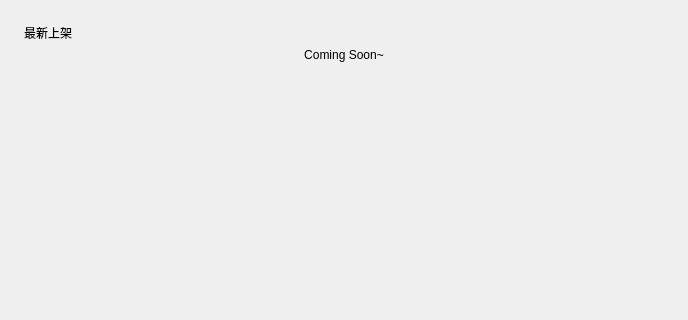
Before: the Qt Designer form view/pp/latests.ui in yhlhoh/Class-Widgets, drawn with Qt 5; both pictures show x 0 to 688 and y 0 to 320 of the 688 by 713 pixel window.
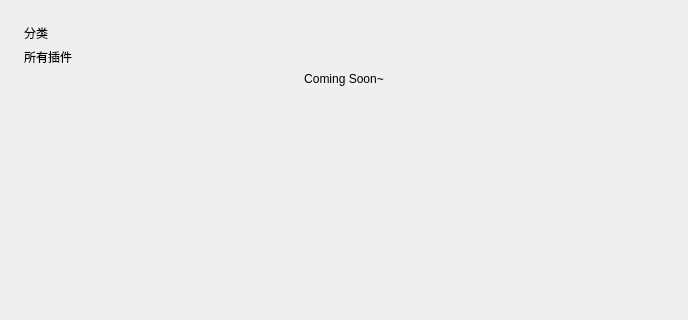
After: the same form once the commit is applied. Custom widgets are drawn as their Qt base class.

Commit message: feat: recommend plugins page for plugin plaza

What changed in the file:
```diff
--- a/view/pp/latests.ui
+++ b/view/pp/latests.ui
@@ -67,14 +67,21 @@
          <item>
           <widget class="TitleLabel" name="TitleLabel">
            <property name="text">
-            <string>最新上架</string>
+            <string>分类</string>
            </property>
           </widget>
          </item>
         </layout>
        </item>
        <item>
-        <layout class="QGridLayout" name="rec_plugin_grid" rowstretch="0" columnstretch="0"/>
+        <widget class="SubtitleLabel" name="SubtitleLabel_3">
+         <property name="text">
+          <string>所有插件</string>
+         </property>
+        </widget>
+       </item>
+       <item>
+        <layout class="QGridLayout" name="all_plugin_grid" rowstretch="0" columnstretch="0"/>
        </item>
        <item>
         <widget class="BodyLabel" name="BodyLabel">
@@ -150,6 +157,11 @@
    <extends>QLabel</extends>
    <header>qfluentwidgets</header>
   </customwidget>
+  <customwidget>
+   <class>SubtitleLabel</class>
+   <extends>QLabel</extends>
+   <header>qfluentwidgets</header>
+  </customwidget>
   <customwidget>
    <class>TitleLabel</class>
    <extends>QLabel</extends>
```
Left out of the diff: 2 changed lines with no effect on the pictures. The commit also changes 1 other file.
